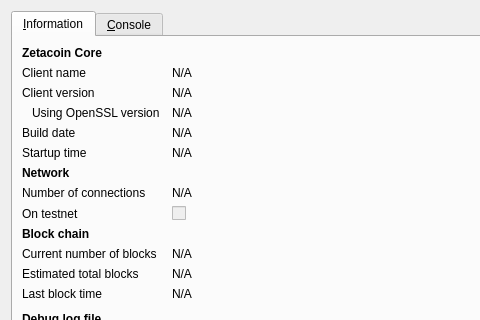
Before: the Qt Designer form src/qt/forms/rpcconsole.ui in clonecoin/clonecoin, drawn with Qt 5; both pictures show x 0 to 480 and y 0 to 320 of the 740 by 450 pixel window.
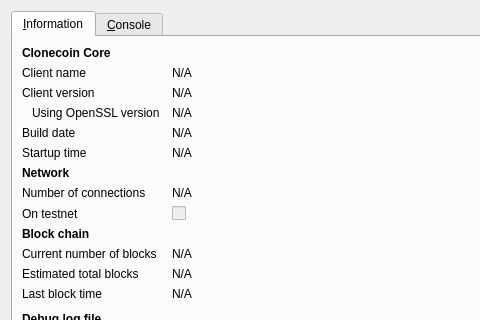
After: the same form once the commit is applied. Icons and pictures are not drawn.

Diff of the .ui file:
```diff
--- a/src/qt/forms/rpcconsole.ui
+++ b/src/qt/forms/rpcconsole.ui
@@ -36,7 +36,7 @@
           </font>
          </property>
          <property name="text">
-          <string>Zetacoin Core</string>
+          <string>Clonecoin Core</string>
          </property>
         </widget>
        </item>
```
Left out of the diff: 6 changed lines with no effect on the pictures.
